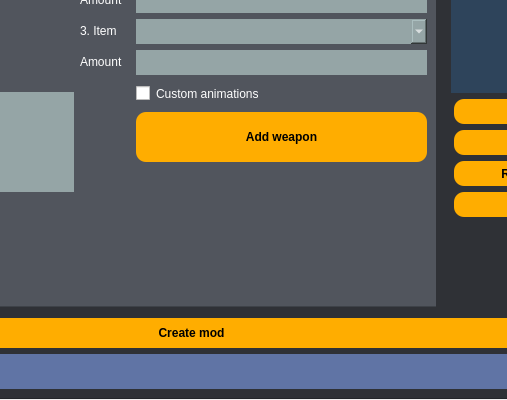
Above: main_window_black.ui from SolidLink95/Standalone_Item_Creator_for_BOTW before the change; both pictures show x 294 to 801 and y 500 to 900 of the 966 by 900 pixel window. Below: the same form after it.
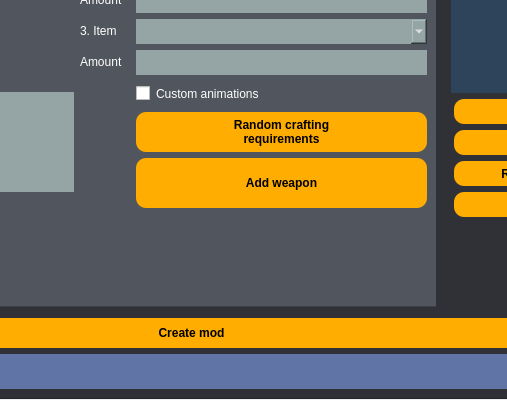
That is the form after the change. The open tabs and pages were chosen to show the change. Icons and pictures are not drawn.

Commit message: Fix editing saved json with upgraded armors, crafting req. randomizer

Patch:
```diff
--- a/main_window_black.ui
+++ b/main_window_black.ui
@@ -1566,7 +1566,7 @@
                 </property>
                </widget>
               </item>
-              <item row="16" column="0">
+              <item row="17" column="0">
                <widget class="QLabel" name="label_101">
                 <property name="text">
                  <string/>
@@ -1603,7 +1603,7 @@
                 </property>
                </widget>
               </item>
-              <item row="16" column="1">
+              <item row="17" column="1">
                <widget class="QPushButton" name="Add_weapon">
                 <property name="minimumSize">
                  <size>
@@ -1622,6 +1622,26 @@
                 </property>
                </widget>
               </item>
+              <item row="16" column="1">
+               <widget class="QPushButton" name="Random_Crafting_2">
+                <property name="minimumSize">
+                 <size>
+                  <width>200</width>
+                  <height>40</height>
+                 </size>
+                </property>
+                <property name="maximumSize">
+                 <size>
+                  <width>16777215</width>
+                  <height>16777215</height>
+                 </size>
+                </property>
+                <property name="text">
+                 <string>Random crafting
+requirements</string>
+                </property>
+               </widget>
+              </item>
              </layout>
             </item>
             <item row="0" column="0">
```
Left out of the diff: 26 changed lines with no effect on the pictures. The commit also changes 5 other files.
